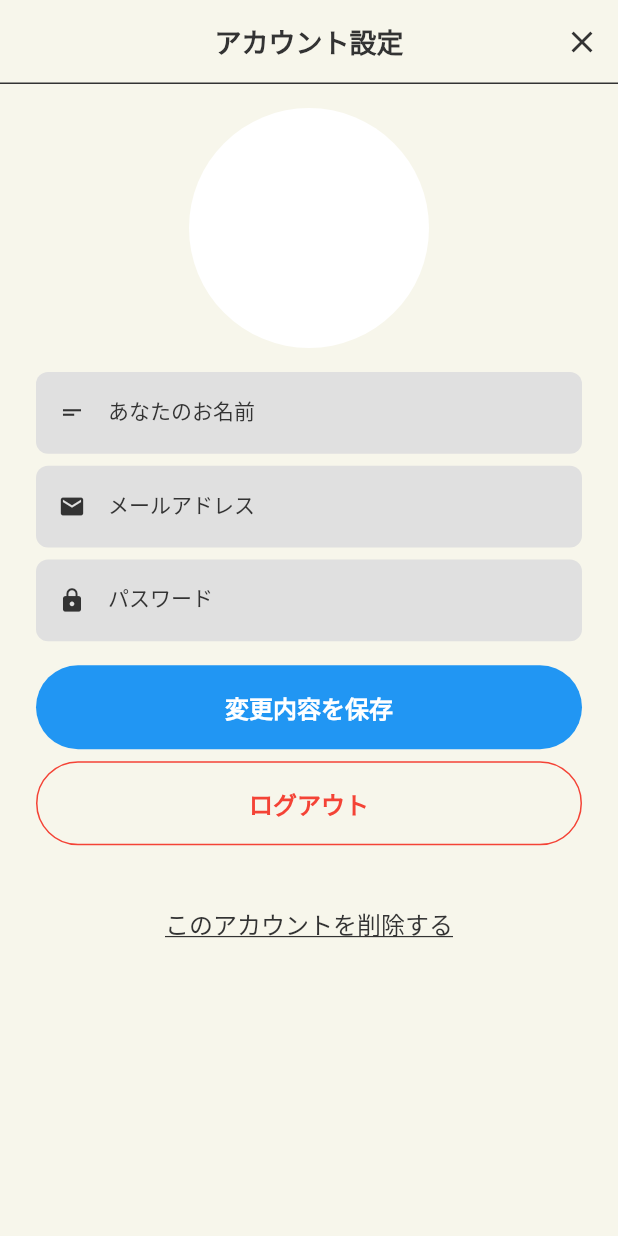
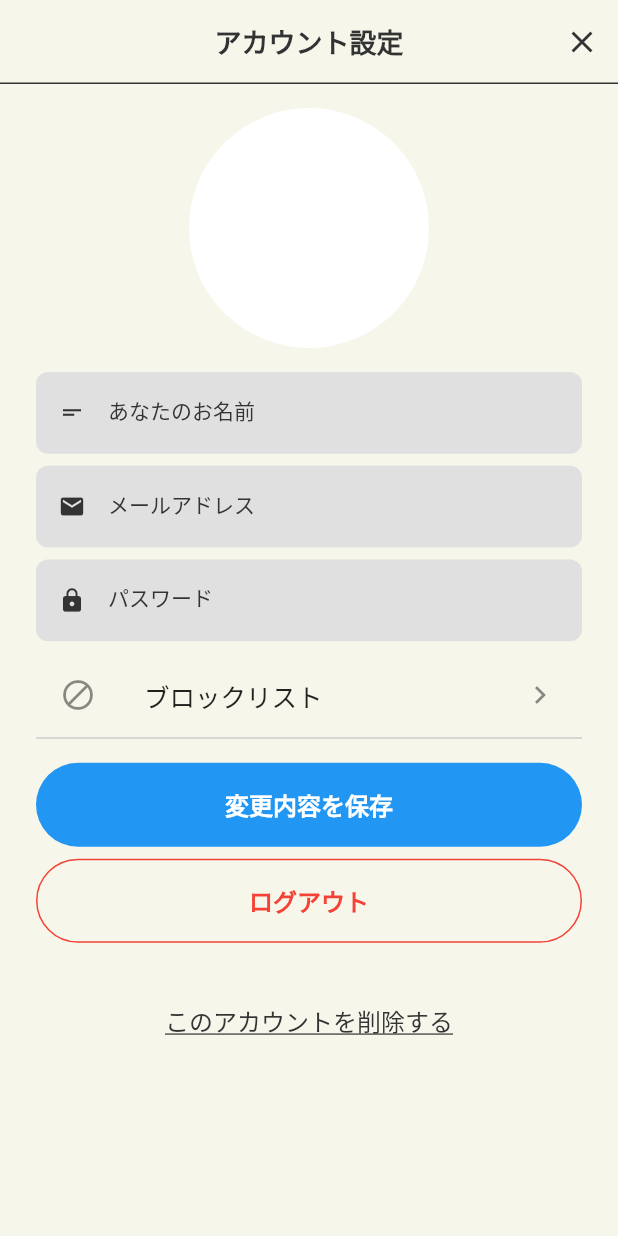
Before and after one commit to agora-creation/qr_chat_app, a Flutter app: the screen it shows once a user with an empty profile is signed in, after a tap on the "account circle" icon, on a phone screen of 412 x 824 dp. Run offline on Flutter 3.47's test engine with Material 2 defaults, Android fonts, the phone set to English and light mode, and no system bars; our stand-ins replace cloud_firestore, firebase_auth, firebase_core, flutter_colorpicker, flutter_spinkit, modal_bottom_sheet and 3 more; missing offline and left inert: qr_code_scanner; accounts and stored records are empty; Roboto replaces fonts that are missing (SourceHanSerif-Bold, SourceHanSerif-Regular); statements that could not run were skipped.

Commit message:
20221101 commit

```diff
--- a/lib/screens/user.dart
+++ b/lib/screens/user.dart
@@ -4,6 +4,7 @@ import 'package:qr_chat_app/helpers/functions.dart';
 import 'package:qr_chat_app/models/user.dart';
 import 'package:qr_chat_app/providers/user.dart';
 import 'package:qr_chat_app/screens/login.dart';
+import 'package:qr_chat_app/widgets/custom_icon_list_tile.dart';
 import 'package:qr_chat_app/widgets/custom_text_form_field.dart';
 import 'package:qr_chat_app/widgets/link_text.dart';
 import 'package:qr_chat_app/widgets/round_lg_button.dart';
@@ -88,6 +89,12 @@ class _UserScreenState extends State<UserScreen> {
             labelText: 'パスワード',
             iconData: Icons.lock,
           ),
+          const SizedBox(height: 8),
+          CustomIconListTile(
+            iconData: Icons.block,
+            labelText: 'ブロックリスト',
+            onTap: () {},
+          ),
           const SizedBox(height: 16),
           RoundLgButton(
             labelText: '変更内容を保存',
```
